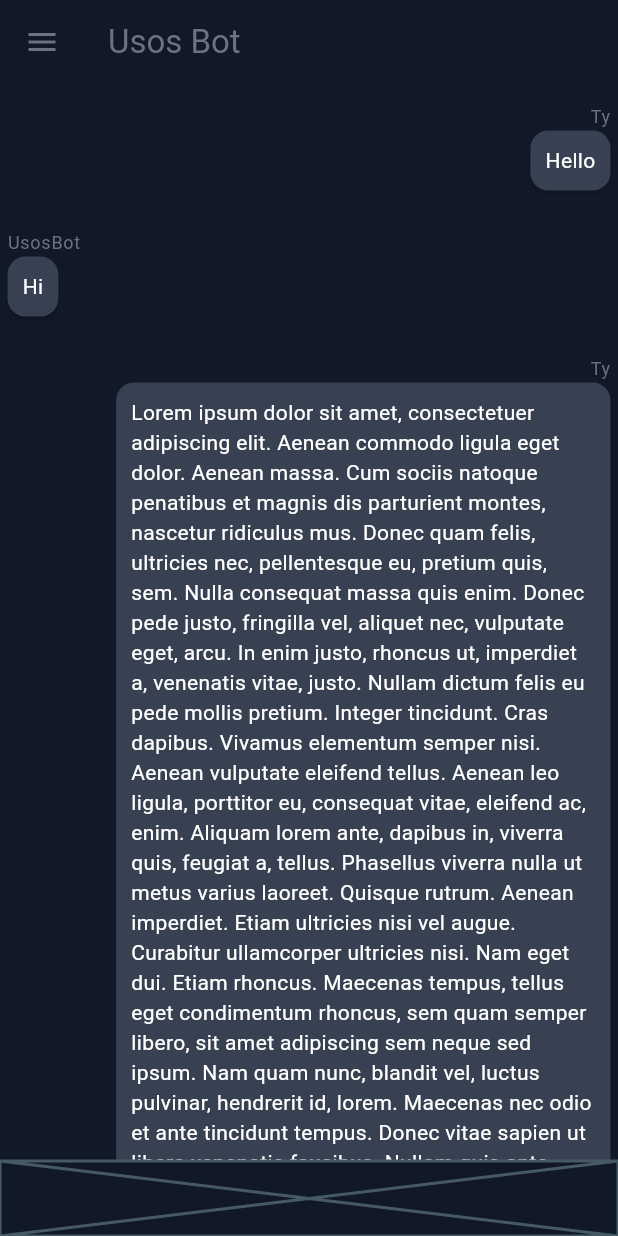
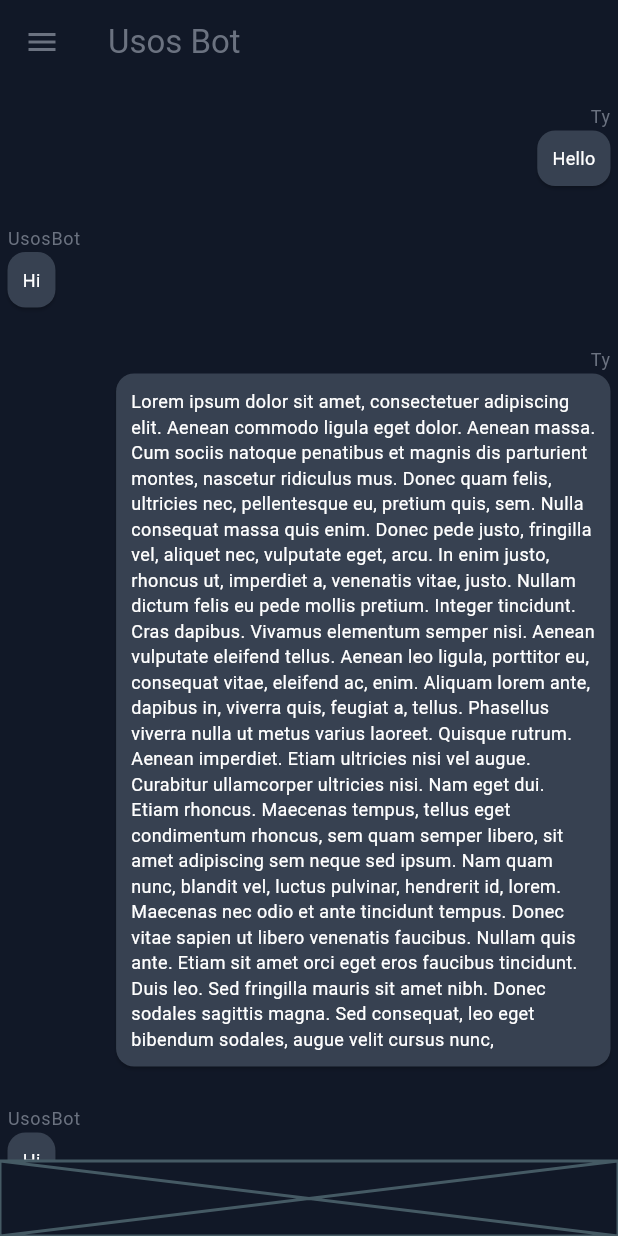
Before and after one commit to milosz7/usos-bot, a Flutter app: the ChatPage screen opened by its route, on a phone screen of 412 x 824 dp. Run offline on Flutter 3.47's test engine with Material 3 defaults, Android fonts, the phone set to English and light mode, and no system bars; our stand-ins replace sign_in_button.

Commit message:
add media queries to chat_window

```diff
--- a/frontend_flutter/lib/src/chat/chat_page.dart
+++ b/frontend_flutter/lib/src/chat/chat_page.dart
@@ -54,7 +54,7 @@ class _ChatPageState extends State<ChatPage> {
   @override
   Widget build(BuildContext context) {
     var theme = Theme.of(context);
-    var maxWidth = MediaQuery.of(context).size.width * 0.8;
+    var screenWidth = MediaQuery.of(context).size.width;
     const inputHeight = 50.0;
     const drawerHeaderHeight = 75.0;
 
@@ -72,7 +72,7 @@ class _ChatPageState extends State<ChatPage> {
             ChatWindow(
                 currentChatHistory: currentChatHistory,
                 theme: theme,
-                maxWidth: maxWidth),
+                screenWidth: screenWidth),
             const SizedBox(
               height: inputHeight,
               child: Placeholder(),
--- a/frontend_flutter/lib/src/chat/chat_window.dart
+++ b/frontend_flutter/lib/src/chat/chat_window.dart
@@ -7,19 +7,19 @@ class ChatWindow extends StatelessWidget {
     super.key,
     required this.currentChatHistory,
     required this.theme,
-    required this.maxWidth,
+    required this.screenWidth,
   });
 
   final List<ChatMessage> currentChatHistory;
   final ThemeData theme;
-  final double maxWidth;
+  final double screenWidth;
 
   @override
   Widget build(BuildContext context) {
     return Expanded(
       child: ListView(children: [
         for (var chat in currentChatHistory)
-          ChatMessageBox(chat: chat, theme: theme, maxWidth: maxWidth)
+          ChatMessageBox(chat: chat, theme: theme, screenWidth: screenWidth)
       ]),
     );
   }
@@ -30,21 +30,23 @@ class ChatMessageBox extends StatelessWidget {
     super.key,
     required this.chat,
     required this.theme,
-    required this.maxWidth,
+    required this.screenWidth,
   });
 
   final ChatMessage chat;
   final ThemeData theme;
-  final double maxWidth;
+  final double screenWidth;
   final String aiPlaceholder = "UsosBot";
   final String humanPlaceholder = "Ty";
+  final double maxWidthMobileDevices = 600.0;
 
   @override
   Widget build(BuildContext context) {
+    var maxMessageWidth = screenWidth * 0.8;
     return SelectionArea(
       // TO DO: change cursor on text
       child: ListTile(
-          contentPadding: const EdgeInsets.all(PaddingSize.small),
+          contentPadding: EdgeInsets.all(screenWidth >= maxWidthMobileDevices ? PaddingSize.large : PaddingSize.small),
           title: Row(
             mainAxisAlignment: chat.author == MessageAuthor.ai
                 ? MainAxisAlignment.start
@@ -64,7 +66,7 @@ class ChatMessageBox extends StatelessWidget {
                         fontSize: FontSize.small),
                   ),
                   Container(
-                    constraints: BoxConstraints(maxWidth: maxWidth),
+                    constraints: BoxConstraints(maxWidth: maxMessageWidth),
                     child: Card(
                       margin: const EdgeInsets.all(0),
                       color: theme.colorScheme.primary,
@@ -72,7 +74,7 @@ class ChatMessageBox extends StatelessWidget {
                         padding: const EdgeInsets.all(PaddingSize.medium),
                         child: Text(
                           chat.content,
-                          style: TextStyle(color: theme.colorScheme.onPrimary),
+                          style: TextStyle(color: theme.colorScheme.onPrimary, fontSize: screenWidth >= maxWidthMobileDevices ? FontSize.large : FontSize.small),
                           softWrap: true,
                         ),
                       ),
```
